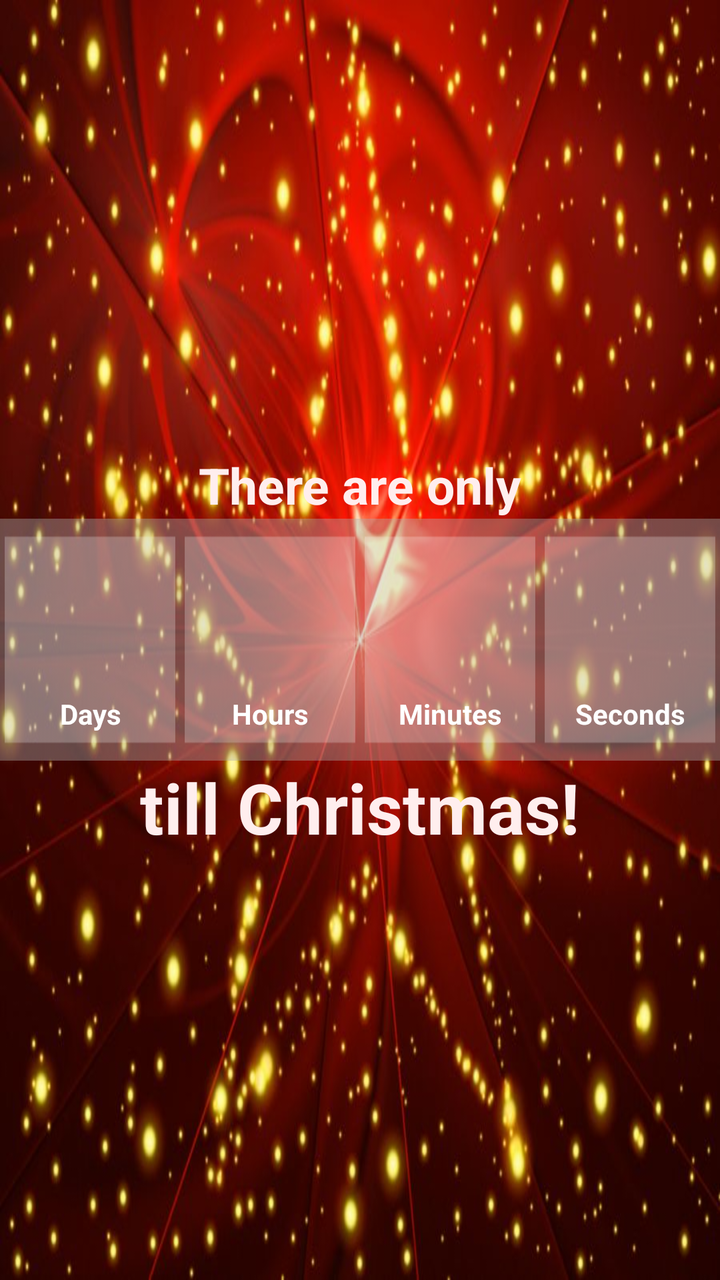
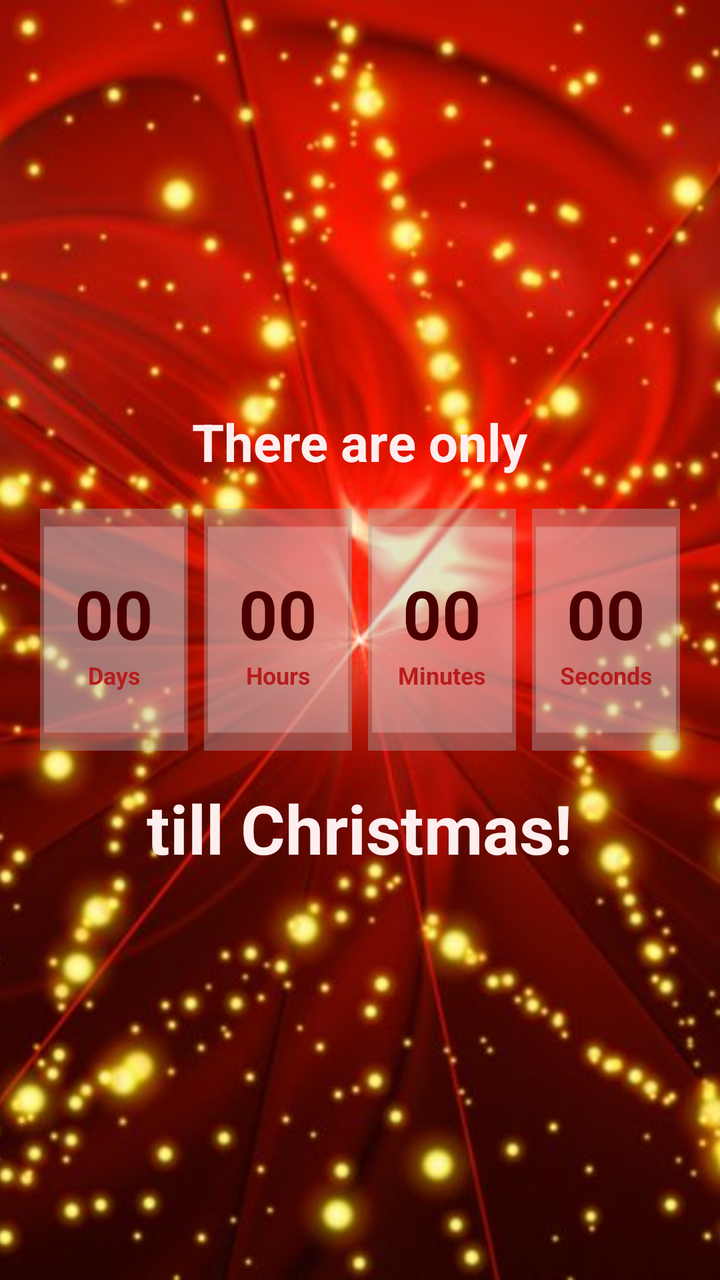

Screens rendered from an Android XML layout before and after an edit, with the pre-edit source and the edit as a unified diff.
<!-- AndroidManifest.xml: application theme Theme.ChristmasCountdown -->
<!-- res/layout/activity_main.xml -->
<RelativeLayout xmlns:android="http://schemas.android.com/apk/res/android"
    xmlns:tools="http://schemas.android.com/tools"
    android:background="@drawable/background"
    android:layout_width="match_parent"
    android:layout_height="match_parent"
    tools:context=".MainActivity">

    <TextView
        android:id="@+id/textView1"
        android:layout_width="wrap_content"
        android:layout_height="wrap_content"
        android:layout_above="@+id/relativeLayout"
        android:layout_centerHorizontal="true"
        android:text="@string/countdown"
        android:textColor="#ffeeee"
        android:textSize="25dp"
        android:textStyle="bold" />


    <RelativeLayout
        android:layout_width="match_parent"
        android:layout_height="wrap_content"
        android:layout_centerVertical="true"
        android:layout_centerHorizontal="true"
        android:id="@+id/relativeLayout">

        <LinearLayout
            android:id="@+id/LinearLayout"
            android:layout_width="wrap_content"
            android:layout_height="wrap_content"
            android:gravity="center"
            android:orientation="horizontal">

            <TextView
                android:id="@+id/tvhappyevent"
                android:layout_width="wrap_content"
                android:layout_height="wrap_content"
                android:paddingLeft="50dp"
                android:gravity="center"
                android:singleLine="true"
                android:text="Merry Christmas 2015!"
                android:textColor="#fff"
                android:textSize="24sp"
                android:textStyle="bold"
                android:visibility="gone" />

            <LinearLayout
                android:id="@+id/LinearLayout10"
                android:layout_width="wrap_content"
                android:layout_height="wrap_content"
                android:layout_weight="1"
                android:background="@drawable/counter"
                android:gravity="center"
                android:orientation="vertical" >

                <TextView
                    android:id="@+id/txtTimerDay"
                    android:layout_width="fill_parent"
                    android:layout_height="wrap_content"
                    android:layout_weight="3"
                    android:gravity="center"
                    android:textAppearance="?android:attr/textAppearanceLarge"
                    android:textColor="#4a0000"
                    android:textSize="35dp"
                    android:textStyle="bold" />

                <TextView
                    android:id="@+id/txt_TimerDay"
                    android:layout_width="fill_parent"
                    android:layout_height="wrap_content"
                    android:layout_weight="1"
                    android:gravity="center_horizontal"
                    android:text="Days"
                    android:textAppearance="?android:attr/textAppearanceSmall"
                    android:textColor="#fff"
                    android:textStyle="bold" />
            </LinearLayout>

            <LinearLayout
                android:id="@+id/LinearLayout11"
                android:layout_width="wrap_content"
                android:layout_height="wrap_content"
                android:layout_weight="1"
                android:background="@drawable/counter"
                android:gravity="center"
                android:orientation="vertical" >

                <TextView
                    android:id="@+id/txtTimerHour"
                    android:layout_width="fill_parent"
                    android:layout_height="wrap_content"
                    android:layout_weight="3"
                    android:gravity="center"
                    android:textAppearance="?android:attr/textAppearanceLarge"
                    android:textColor="#4a0000"
                    android:textSize="35dp"
                    android:textStyle="bold" />

                <TextView
                    android:id="@+id/txt_TimerHour"
                    android:layout_width="fill_parent"
                    android:layout_height="wrap_content"
                    android:layout_weight="1"
                    android:gravity="center_horizontal"
                    android:text="Hours"
                    android:textAppearance="?android:attr/textAppearanceSmall"
                    android:textColor="#fff"
                    android:textStyle="bold" />
            </LinearLayout>

            <LinearLayout
                android:id="@+id/LinearLayout12"
                android:layout_width="wrap_content"
                android:layout_height="wrap_content"
                android:layout_weight="1"
                android:background="@drawable/counter"
                android:gravity="center"
                android:orientation="vertical" >

                <TextView
                    android:id="@+id/txtTimerMinute"
                    android:layout_width="fill_parent"
                    android:layout_height="wrap_content"
                    android:layout_weight="3"
                    android:gravity="center"
                    android:textAppearance="?android:attr/textAppearanceLarge"
                    android:textColor="#4a0000"
                    android:textSize="35dp"
                    android:textStyle="bold" />

                <TextView
                    android:id="@+id/txt_TimerMinute"
                    android:layout_width="fill_parent"
                    android:layout_height="wrap_content"
                    android:layout_weight="1"
                    android:gravity="center_horizontal"
                    android:text="Minutes"
                    android:textAppearance="?android:attr/textAppearanceSmall"
                    android:textColor="#fff"
                    android:textStyle="bold" />
            </LinearLayout>

            <LinearLayout
                android:id="@+id/LinearLayout13"
                android:layout_width="wrap_content"
                android:layout_height="wrap_content"
                android:layout_weight="1"
                android:background="@drawable/counter"
                android:gravity="center"
                android:orientation="vertical" >

                <TextView
                    android:id="@+id/txtTimerSecond"
                    android:layout_width="fill_parent"
                    android:layout_height="wrap_content"
                    android:layout_weight="3"
                    android:gravity="center"
                    android:textAppearance="?android:attr/textAppearanceLarge"
                    android:textColor="#4a0000"
                    android:textSize="35dp"
                    android:textStyle="bold" />

                <TextView
                    android:id="@+id/txt_TimerSecond"
                    android:layout_width="fill_parent"
                    android:layout_height="wrap_content"
                    android:layout_weight="1"
                    android:gravity="center_horizontal"
                    android:text="Seconds"
                    android:textAppearance="?android:attr/textAppearanceSmall"
                    android:textColor="#fff"
                    android:textStyle="bold" />
            </LinearLayout>
        </LinearLayout>
    </RelativeLayout>

    <TextView
        android:id="@+id/textView2"
        android:layout_width="wrap_content"
        android:layout_height="wrap_content"
        android:layout_below="@+id/relativeLayout"
        android:layout_centerHorizontal="true"
        android:text="@string/countdownleft"
        android:textColor="#ffeeee"
        android:textSize="35dp"
        android:textStyle="bold" />

</RelativeLayout>
<!-- resources referenced by this layout -->
<resources>
  <!-- drawable background: jpg bitmap (drawable, 78378 bytes) -->
  <!-- drawable counter: png bitmap (drawable, 536 bytes) -->
  <string name="countdown">There are only</string>
  <string name="countdownleft">till Christmas!</string>
  <style name="Theme.ChristmasCountdown" parent="Theme.MaterialComponents.DayNight.DarkActionBar">
          
          <item name="colorPrimary">@color/purple_500</item>
          <item name="colorPrimaryVariant">@color/purple_700</item>
          <item name="colorOnPrimary">@color/white</item>
          
          <item name="colorSecondary">@color/teal_200</item>
          <item name="colorSecondaryVariant">@color/teal_700</item>
          <item name="colorOnSecondary">@color/black</item>
          
          <item name="android:statusBarColor" tools:targetApi="l">?attr/colorPrimaryVariant</item>
          
      </style>
  <color name="purple_500">#FF6200EE</color>
  <color name="purple_700">#FF3700B3</color>
  <color name="white">#FFFFFFFF</color>
  <color name="teal_200">#FF03DAC5</color>
  <color name="teal_700">#FF018786</color>
  <color name="black">#FF000000</color>
</resources>

<!-- the commit's change to res/layout/activity_main.xml (unified diff, before → after) -->
@@ -1,188 +1,106 @@
-<RelativeLayout xmlns:android="http://schemas.android.com/apk/res/android"
+<FrameLayout xmlns:android="http://schemas.android.com/apk/res/android"
     xmlns:tools="http://schemas.android.com/tools"
-    android:background="@drawable/background"
+    android:id="@+id/root"
     android:layout_width="match_parent"
     android:layout_height="match_parent"
     tools:context=".MainActivity">
 
-    <TextView
-        android:id="@+id/textView1"
-        android:layout_width="wrap_content"
-        android:layout_height="wrap_content"
-        android:layout_above="@+id/relativeLayout"
-        android:layout_centerHorizontal="true"
-        android:text="@string/countdown"
-        android:textColor="#ffeeee"
-        android:textSize="25dp"
-        android:textStyle="bold" />
+    <ImageView
+        android:layout_width="match_parent"
+        android:layout_height="match_parent"
+        android:importantForAccessibility="no"
+        android:scaleType="centerCrop"
+        android:src="@drawable/background" />
 
+    <LinearLayout
+        android:id="@+id/content"
+        android:layout_width="match_parent"
+        android:layout_height="match_parent"
+        android:gravity="center"
+        android:orientation="vertical"
+        android:padding="16dp">
 
-    <RelativeLayout
-        android:layout_width="match_parent"
-        android:layout_height="wrap_content"
-        android:layout_centerVertical="true"
-        android:layout_centerHorizontal="true"
-        android:id="@+id/relativeLayout">
+        <TextView
+            android:id="@+id/countdownGroupTop"
+            android:layout_width="wrap_content"
+            android:layout_height="wrap_content"
+            android:layout_marginBottom="16dp"
+            android:text="@string/countdown"
+            android:textColor="@color/text_light"
+            android:textSize="26sp"
+            android:textStyle="bold" />
 
         <LinearLayout
-            android:id="@+id/LinearLayout"
+            android:id="@+id/counters"
+            android:layout_width="match_parent"
+            android:layout_height="wrap_content"
+            android:orientation="horizontal">
+
+            <LinearLayout style="@style/CounterBox">
+
+                <TextView
+                    android:id="@+id/txtTimerDay"
+                    style="@style/CounterValue" />
+
+                <TextView
+                    style="@style/CounterLabel"
+                    android:text="@string/label_days" />
+            </LinearLayout>
+
+            <LinearLayout style="@style/CounterBox">
+
+                <TextView
+                    android:id="@+id/txtTimerHour"
+                    style="@style/CounterValue" />
+
+                <TextView
+                    style="@style/CounterLabel"
+                    android:text="@string/label_hours" />
+            </LinearLayout>
+
+            <LinearLayout style="@style/CounterBox">
+
+                <TextView
+                    android:id="@+id/txtTimerMinute"
+                    style="@style/CounterValue" />
+
+                <TextView
+                    style="@style/CounterLabel"
+                    android:text="@string/label_minutes" />
+            </LinearLayout>
+
+            <LinearLayout style="@style/CounterBox">
+
+                <TextView
+                    android:id="@+id/txtTimerSecond"
+                    style="@style/CounterValue" />
+
+                <TextView
+                    style="@style/CounterLabel"
+                    android:text="@string/label_seconds" />
+            </LinearLayout>
+        </LinearLayout>
+
+        <TextView
+            android:id="@+id/countdownGroupBottom"
+            android:layout_width="wrap_content"
+            android:layout_height="wrap_content"
+            android:layout_marginTop="16dp"
+            android:gravity="center"
+            android:text="@string/countdownleft"
+            android:textColor="@color/text_light"
+            android:textSize="34sp"
+            android:textStyle="bold" />
+
+        <TextView
+            android:id="@+id/tvhappyevent"
             android:layout_width="wrap_content"
             android:layout_height="wrap_content"
             android:gravity="center"
-            android:orientation="horizontal">
-
-            <TextView
-                android:id="@+id/tvhappyevent"
-                android:layout_width="wrap_content"
-                android:layout_height="wrap_content"
-                android:paddingLeft="50dp"
-                android:gravity="center"
-                android:singleLine="true"
-                android:text="Merry Christmas 2015!"
-                android:textColor="#fff"
-                android:textSize="24sp"
-                android:textStyle="bold"
-                android:visibility="gone" />
-
-            <LinearLayout
-                android:id="@+id/LinearLayout10"
-                android:layout_width="wrap_content"
-                android:layout_height="wrap_content"
-                android:layout_weight="1"
-                android:background="@drawable/counter"
-                android:gravity="center"
-                android:orientation="vertical" >
-
-                <TextView
-                    android:id="@+id/txtTimerDay"
-                    android:layout_width="fill_parent"
-                    android:layout_height="wrap_content"
-                    android:layout_weight="3"
-                    android:gravity="center"
-                    android:textAppearance="?android:attr/textAppearanceLarge"
-                    android:textColor="#4a0000"
-                    android:textSize="35dp"
-                    android:textStyle="bold" />
-
-                <TextView
-                    android:id="@+id/txt_TimerDay"
-                    android:layout_width="fill_parent"
-                    android:layout_height="wrap_content"
-                    android:layout_weight="1"
-                    android:gravity="center_horizontal"
-                    android:text="Days"
-                    android:textAppearance="?android:attr/textAppearanceSmall"
-                    android:textColor="#fff"
-                    android:textStyle="bold" />
-            </LinearLayout>
-
-            <LinearLayout
-                android:id="@+id/LinearLayout11"
-                android:layout_width="wrap_content"
-                android:layout_height="wrap_content"
-                android:layout_weight="1"
-                android:background="@drawable/counter"
-                android:gravity="center"
-                android:orientation="vertical" >
-
-                <TextView
-                    android:id="@+id/txtTimerHour"
-                    android:layout_width="fill_parent"
-                    android:layout_height="wrap_content"
-                    android:layout_weight="3"
-                    android:gravity="center"
-                    android:textAppearance="?android:attr/textAppearanceLarge"
-                    android:textColor="#4a0000"
-                    android:textSize="35dp"
-                    android:textStyle="bold" />
-
-                <TextView
-                    android:id="@+id/txt_TimerHour"
-                    android:layout_width="fill_parent"
-                    android:layout_height="wrap_content"
-                    android:layout_weight="1"
-                    android:gravity="center_horizontal"
-                    android:text="Hours"
-                    android:textAppearance="?android:attr/textAppearanceSmall"
-                    android:textColor="#fff"
-                    android:textStyle="bold" />
-            </LinearLayout>
-
-            <LinearLayout
-                android:id="@+id/LinearLayout12"
-                android:layout_width="wrap_content"
-                android:layout_height="wrap_content"
-                android:layout_weight="1"
-                android:background="@drawable/counter"
-                android:gravity="center"
-                android:orientation="vertical" >
-
-                <TextView
-                    android:id="@+id/txtTimerMinute"
-                    android:layout_width="fill_parent"
-                    android:layout_height="wrap_content"
-                    android:layout_weight="3"
-                    android:gravity="center"
-                    android:textAppearance="?android:attr/textAppearanceLarge"
-                    android:textColor="#4a0000"
-                    android:textSize="35dp"
-                    android:textStyle="bold" />
-
-                <TextView
-                    android:id="@+id/txt_TimerMinute"
-                    android:layout_width="fill_parent"
-                    android:layout_height="wrap_content"
-                    android:layout_weight="1"
-                    android:gravity="center_horizontal"
-                    android:text="Minutes"
-                    android:textAppearance="?android:attr/textAppearanceSmall"
-                    android:textColor="#fff"
-                    android:textStyle="bold" />
-            </LinearLayout>
-
-            <LinearLayout
-                android:id="@+id/LinearLayout13"
-                android:layout_width="wrap_content"
-                android:layout_height="wrap_content"
-                android:layout_weight="1"
-                android:background="@drawable/counter"
-                android:gravity="center"
-                android:orientation="vertical" >
-
-                <TextView
-                    android:id="@+id/txtTimerSecond"
-                    android:layout_width="fill_parent"
-                    android:layout_height="wrap_content"
-                    android:layout_weight="3"
-                    android:gravity="center"
-                    android:textAppearance="?android:attr/textAppearanceLarge"
-                    android:textColor="#4a0000"
-                    android:textSize="35dp"
-                    android:textStyle="bold" />
-
-                <TextView
-                    android:id="@+id/txt_TimerSecond"
-                    android:layout_width="fill_parent"
-                    android:layout_height="wrap_content"
-                    android:layout_weight="1"
-                    android:gravity="center_horizontal"
-                    android:text="Seconds"
-                    android:textAppearance="?android:attr/textAppearanceSmall"
-                    android:textColor="#fff"
-                    android:textStyle="bold" />
-            </LinearLayout>
-        </LinearLayout>
-    </RelativeLayout>
-
-    <TextView
-        android:id="@+id/textView2"
-        android:layout_width="wrap_content"
-        android:layout_height="wrap_content"
-        android:layout_below="@+id/relativeLayout"
-        android:layout_centerHorizontal="true"
-        android:text="@string/countdownleft"
-        android:textColor="#ffeeee"
-        android:textSize="35dp"
-        android:textStyle="bold" />
-
-</RelativeLayout>
+            android:text="@string/christmas_msg"
+            android:textColor="@android:color/white"
+            android:textSize="40sp"
+            android:textStyle="bold"
+            android:visibility="gone" />
+    </LinearLayout>
+</FrameLayout>
<!-- resource entries referenced after the edit -->
@@ -1,27 +1,53 @@
 <!-- resources referenced by this layout -->
 <resources>
+  <color name="text_light">#FFFFEEEE</color>
   <!-- drawable background: jpg bitmap (drawable, 78378 bytes) -->
+  <string name="christmas_msg">Merry Christmas!!</string>
   <!-- drawable counter: png bitmap (drawable, 536 bytes) -->
+  <color name="christmas_red">#FFB71C1C</color>
+  <color name="christmas_red_dark">#FF4A0000</color>
+  <color name="christmas_gold">#FFFFD54F</color>
   <string name="countdown">There are only</string>
   <string name="countdownleft">till Christmas!</string>
-  <style name="Theme.ChristmasCountdown" parent="Theme.MaterialComponents.DayNight.DarkActionBar">
-          
-          <item name="colorPrimary">@color/purple_500</item>
-          <item name="colorPrimaryVariant">@color/purple_700</item>
-          <item name="colorOnPrimary">@color/white</item>
-          
-          <item name="colorSecondary">@color/teal_200</item>
-          <item name="colorSecondaryVariant">@color/teal_700</item>
-          <item name="colorOnSecondary">@color/black</item>
-          
-          <item name="android:statusBarColor" tools:targetApi="l">?attr/colorPrimaryVariant</item>
-          
+  <string name="label_days">Days</string>
+  <string name="label_hours">Hours</string>
+  <string name="label_minutes">Minutes</string>
+  <string name="label_seconds">Seconds</string>
+  <style name="CounterBox">
+          <item name="android:layout_width">0dp</item>
+          <item name="android:layout_height">wrap_content</item>
+          <item name="android:layout_weight">1</item>
+          <item name="android:layout_marginStart">4dp</item>
+          <item name="android:layout_marginEnd">4dp</item>
+          <item name="android:background">@drawable/counter</item>
+          <item name="android:gravity">center</item>
+          <item name="android:orientation">vertical</item>
+          <item name="android:paddingTop">8dp</item>
+          <item name="android:paddingBottom">8dp</item>
       </style>
-  <color name="purple_500">#FF6200EE</color>
-  <color name="purple_700">#FF3700B3</color>
-  <color name="white">#FFFFFFFF</color>
-  <color name="teal_200">#FF03DAC5</color>
-  <color name="teal_700">#FF018786</color>
-  <color name="black">#FF000000</color>
+  <style name="CounterLabel">
+          <item name="android:layout_width">match_parent</item>
+          <item name="android:layout_height">wrap_content</item>
+          <item name="android:gravity">center</item>
+          <item name="android:maxLines">1</item>
+          <item name="android:textColor">@color/christmas_red</item>
+          <item name="android:textSize">12sp</item>
+          <item name="android:textStyle">bold</item>
+      </style>
+  <style name="CounterValue">
+          <item name="android:layout_width">match_parent</item>
+          <item name="android:layout_height">wrap_content</item>
+          <item name="android:gravity">center</item>
+          <item name="android:text">00</item>
+          <item name="android:textColor">@color/christmas_red_dark</item>
+          <item name="android:textSize">34sp</item>
+          <item name="android:textStyle">bold</item>
+      </style>
+  <style name="Theme.ChristmasCountdown" parent="Theme.AppCompat.NoActionBar">
+          <item name="colorPrimary">@color/christmas_red</item>
+          <item name="colorPrimaryDark">@color/christmas_red_dark</item>
+          <item name="colorAccent">@color/christmas_gold</item>
+          <item name="android:windowBackground">@color/christmas_red_dark</item>
+      </style>
 </resources>
 
